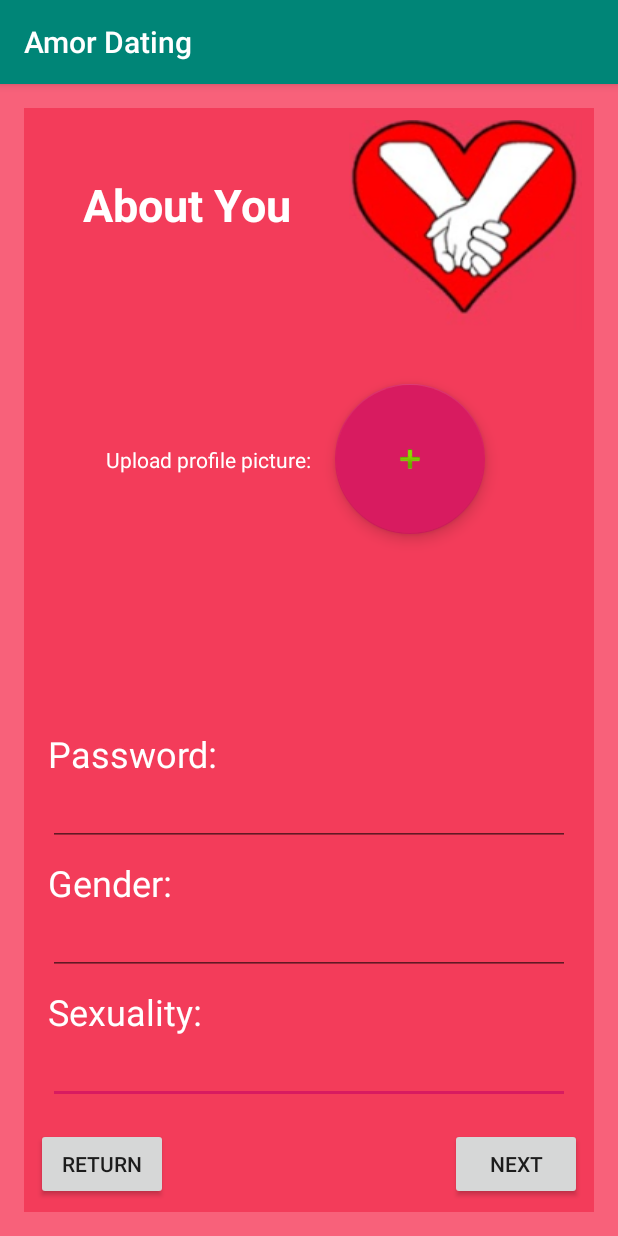
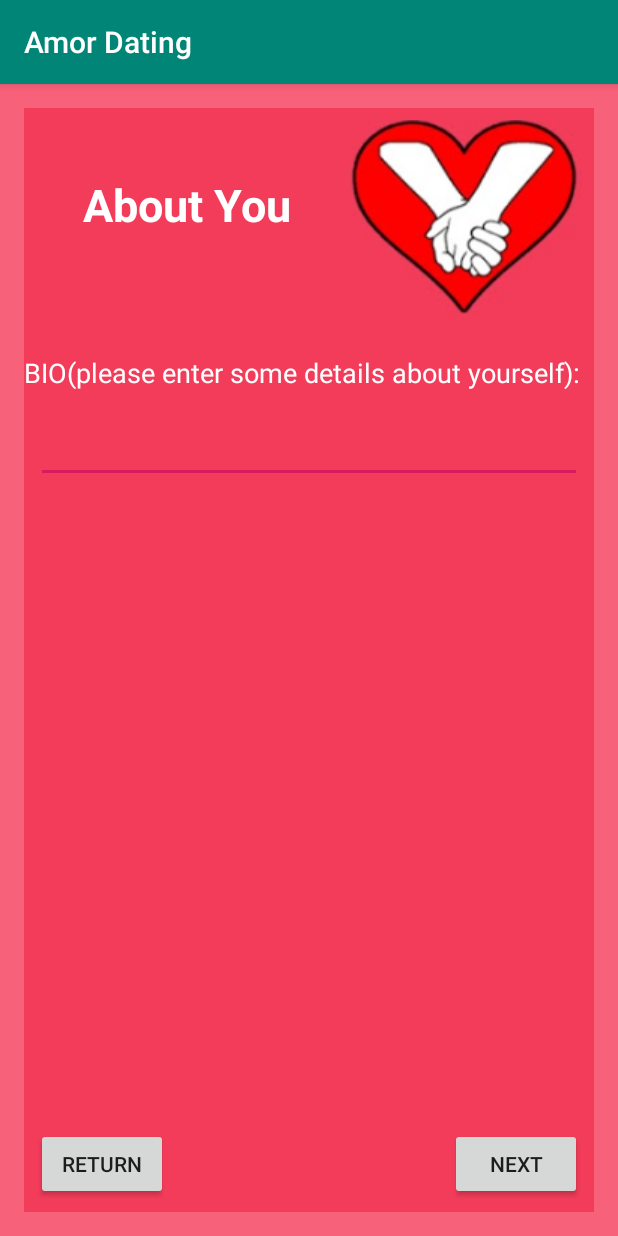
Before and after one commit to R-Laverty/PMAT_assignment, an Android app: the UserDetailsP3 screen opened directly, with no data from a screen before it, after a tap on "RETURN", on a phone screen of 412 x 824 dp. Run offline under Robolectric (Android 15) with nearby library versions, the phone set to English and light mode, and no system bars; 5 statements that could not run were skipped.

Commit message:
fixed some bugs no new features added

```diff
--- /dev/null
+++ b/app/src/main/java/com/example/pmat_assignment/UserDetailsBIO.kt
@@ -0,0 +1,42 @@
+package com.example.pmat_assignment
+
+import android.content.Intent
+import androidx.appcompat.app.AppCompatActivity
+import android.os.Bundle
+import android.widget.Button
+import android.widget.EditText
+import com.example.logic.Logic
+import com.example.logic.User
+
+class UserDetailsBIO : AppCompatActivity() {
+
+    override fun onCreate(savedInstanceState: Bundle?) {
+        super.onCreate(savedInstanceState)
+        setContentView(R.layout.activity_user_details_bio)
+
+        var userDetails = intent.getSerializableExtra("User") as User
+        var mLogic = intent.getSerializableExtra("aLogic") as Logic
+
+        val btn_return_BIO = findViewById<Button>(R.id.btn_return_BIO)
+        val btn_next_BIO = findViewById<Button>(R.id.btn_next_BIO)
+
+        btn_next_BIO.setOnClickListener{
+            userDetails.mbio = findViewById<EditText>(R.id.eBIO).text.toString()
+            if (userDetails.mbio != null || userDetails.mbio != ""){
+                val intent = Intent(this, UserDetailsP3::class.java)
+                intent.putExtra("User", userDetails)
+                intent.putExtra("aLogic", mLogic)
+                startActivity(intent)
+            }else{
+
+            }
+        }
+
+        btn_return_BIO.setOnClickListener{
+            val intent = Intent(this, UserDetailsP2::class.java)
+            intent.putExtra("User", userDetails)
+            intent.putExtra("aLogic", mLogic)
+            startActivity(intent)
+        }
+    }
+}
--- a/app/src/main/java/com/example/pmat_assignment/UserDetailsP1.kt
+++ b/app/src/main/java/com/example/pmat_assignment/UserDetailsP1.kt
@@ -25,6 +25,8 @@ class UserDetailsP1 : AppCompatActivity() {
         btnReturn.setOnClickListener{
             //redirects the user to the LoginActivity layout
             val intent = Intent(this, LoginActivity::class.java)
+            intent.putExtra("User", userDetails)
+            intent.putExtra("aLogic", mLogic)
             startActivity(intent)
         }
 
--- a/app/src/main/java/com/example/pmat_assignment/UserDetailsP2.kt
+++ b/app/src/main/java/com/example/pmat_assignment/UserDetailsP2.kt
@@ -23,6 +23,8 @@ class UserDetailsP2 : AppCompatActivity() {
         btnReturn.setOnClickListener{
             //returns the user to the last registration page
             val intent = Intent(this, UserDetailsP1::class.java)
+            intent.putExtra("User", userDetails)
+            intent.putExtra("aLogic", mLogic)
             startActivity(intent)
         }
 
@@ -34,7 +36,7 @@ class UserDetailsP2 : AppCompatActivity() {
                 userDetails.mpassword = findViewById<EditText>(R.id.etxt_password).text.toString()
                 userDetails.mgender = mLogic.ValidateGender(findViewById<EditText>(R.id.etxt_gender).text.toString())
                 userDetails.msexuality = mLogic.formatForDatabase(findViewById<EditText>(R.id.etxt_sexuality).text.toString())
-                val intent = Intent(this, UserDetailsP3::class.java)
+                val intent = Intent(this, UserDetailsBIO::class.java)
                 intent.putExtra("User", userDetails)
                 intent.putExtra("aLogic", mLogic)
                 startActivity(intent)
--- a/app/src/main/java/com/example/pmat_assignment/UserDetailsP3.kt
+++ b/app/src/main/java/com/example/pmat_assignment/UserDetailsP3.kt
@@ -27,7 +27,7 @@ class UserDetailsP3 : AppCompatActivity() {
         val etxtH3 = findViewById<EditText>(R.id.txt_hobbies_3_entry)
 
         btnReturn.setOnClickListener{
-            val intent = Intent(this, UserDetailsP2::class.java)
+            val intent = Intent(this, UserDetailsBIO::class.java)
             intent.putExtra("User", userDetails)
             intent.putExtra("aLogic", mLogic)
             startActivity(intent)
--- a/app/src/main/res/layout/activity_login.xml
+++ b/app/src/main/res/layout/activity_login.xml
@@ -46,7 +46,7 @@
         android:layout_marginTop="8dp"
         android:layout_marginEnd="24dp"
         android:autofillHints="@string/prompt_username"
-        android:hint="@string/prompt_username"
+        android:hint="@string/prompt_email"
         android:inputType="textEmailAddress"
         android:selectAllOnFocus="true"
         android:textColorHint="@color/textColour"
@@ -76,6 +76,7 @@
         android:background="@color/facebookBlue"
         android:text="@string/btn_text_facebook"
         android:textColor="@color/textColour"
+        android:visibility="invisible"
         app:layout_constraintBottom_toTopOf="@+id/btn_google_login"
         app:layout_constraintEnd_toEndOf="parent"
         app:layout_constraintHorizontal_bias="0.498"
@@ -91,6 +92,7 @@
         android:background="@color/googleRed"
         android:text="@string/btn_text_google"
         android:textColor="@color/textColour"
+        android:visibility="invisible"
         app:layout_constraintBottom_toBottomOf="@+id/view"
         app:layout_constraintEnd_toEndOf="parent"
         app:layout_constraintStart_toStartOf="parent" />
--- /dev/null
+++ b/app/src/main/res/layout/activity_user_details_bio.xml
@@ -0,0 +1,109 @@
+<?xml version="1.0" encoding="utf-8"?>
+<androidx.constraintlayout.widget.ConstraintLayout xmlns:android="http://schemas.android.com/apk/res/android"
+    xmlns:app="http://schemas.android.com/apk/res-auto"
+    xmlns:tools="http://schemas.android.com/tools"
+    tools:context=".UserDetailsBIO"
+    android:layout_width="match_parent"
+    android:layout_height="match_parent"
+    android:background="@color/borderColour"
+    android:paddingLeft="16dp"
+    android:paddingTop="16dp"
+    android:paddingRight="16dp"
+    android:paddingBottom="16dp">
+
+    <View
+        android:id="@+id/view"
+        android:layout_width="0dp"
+        android:layout_height="0dp"
+        android:accessibilityHeading="false"
+        android:background="@color/backgroundColour"
+        app:layout_constraintBottom_toBottomOf="parent"
+        app:layout_constraintEnd_toEndOf="parent"
+        app:layout_constraintHorizontal_bias="0.75"
+        app:layout_constraintStart_toStartOf="parent"
+        app:layout_constraintTop_toTopOf="parent"
+        app:layout_constraintVertical_bias="0.0" />
+
+    <Button
+        android:id="@+id/btn_return_BIO"
+        android:layout_width="wrap_content"
+        android:layout_height="wrap_content"
+        android:layout_marginStart="8dp"
+        android:layout_marginBottom="8dp"
+        android:text="@string/btn_text_return"
+        app:layout_constraintBottom_toBottomOf="parent"
+        app:layout_constraintStart_toStartOf="parent" />
+
+    <Button
+        android:id="@+id/btn_next_BIO"
+        android:layout_width="wrap_content"
+        android:layout_height="wrap_content"
+        android:layout_marginEnd="8dp"
+        android:layout_marginBottom="8dp"
+        android:text="@string/btn_text_next"
+        app:layout_constraintBottom_toBottomOf="parent"
+        app:layout_constraintEnd_toEndOf="parent" />
+
+    <TextView
+        android:id="@+id/txt_page_title"
+        android:layout_width="wrap_content"
+        android:layout_height="wrap_content"
+        android:layout_marginTop="44dp"
+        android:text="@string/title_aboutyou"
+        android:textColor="@color/textColour"
+        android:textSize="30sp"
+        android:textStyle="bold"
+        app:layout_constraintEnd_toStartOf="@id/img_logo"
+        app:layout_constraintStart_toStartOf="parent"
+        app:layout_constraintTop_toTopOf="parent" />
+
+    <ImageView
+        android:id="@+id/img_logo"
+        android:layout_width="wrap_content"
+        android:layout_height="wrap_content"
+        android:layout_marginTop="8dp"
+        android:layout_marginEnd="8dp"
+        app:layout_constraintEnd_toEndOf="parent"
+        app:layout_constraintTop_toTopOf="parent"
+        app:srcCompat="@drawable/logomin" />
+
+    <TextView
+        android:id="@+id/txt_prompt_BIO"
+        android:layout_width="wrap_content"
+        android:layout_height="wrap_content"
+        android:layout_marginTop="16dp"
+        android:text="@string/prompt_bio_main"
+        android:textColor="@color/textColour"
+        android:textSize="18sp"
+        app:layout_constraintStart_toStartOf="parent"
+        app:layout_constraintTop_toBottomOf="@+id/img_logo" />
+
+    <ScrollView
+        android:layout_width="0dp"
+        android:layout_height="0dp"
+        android:layout_marginStart="8dp"
+        android:layout_marginTop="16dp"
+        android:layout_marginEnd="8dp"
+        android:layout_marginBottom="16dp"
+        app:layout_constraintBottom_toTopOf="@+id/btn_next_BIO"
+        app:layout_constraintEnd_toEndOf="@+id/view"
+        app:layout_constraintStart_toStartOf="@+id/view"
+        app:layout_constraintTop_toBottomOf="@+id/txt_prompt_BIO">
+
+        <LinearLayout
+            android:layout_width="match_parent"
+            android:layout_height="wrap_content"
+            android:orientation="vertical">
+
+            <EditText
+                android:id="@+id/eBIO"
+                android:layout_width="match_parent"
+                android:layout_height="match_parent"
+                android:ems="10"
+                android:gravity="start|top"
+                android:inputType="textMultiLine"
+                android:textColor="@color/textColour" />
+        </LinearLayout>
+    </ScrollView>
+
+</androidx.constraintlayout.widget.ConstraintLayout>
--- a/app/src/main/res/values/strings.xml
+++ b/app/src/main/res/values/strings.xml
@@ -37,4 +37,5 @@
     <string name="title_hobbie_2">Hobbie #2</string>
     <string name="title_hobbie_3">Hobbie #3</string>
     <string name="title_hobbie_message">Please Enter a hobby</string>
+    <string name="prompt_bio_main">BIO(please enter some details about yourself):</string>
 </resources>
```
Also changed, not shown: app/src/main/AndroidManifest.xml (+5 -4 lines), app/src/main/java/com/example/pmat_assignment/MainActivity.kt (+13 -7 lines), logic/src/main/java/com/example/logic/Logic.kt (+81 -79 lines).
